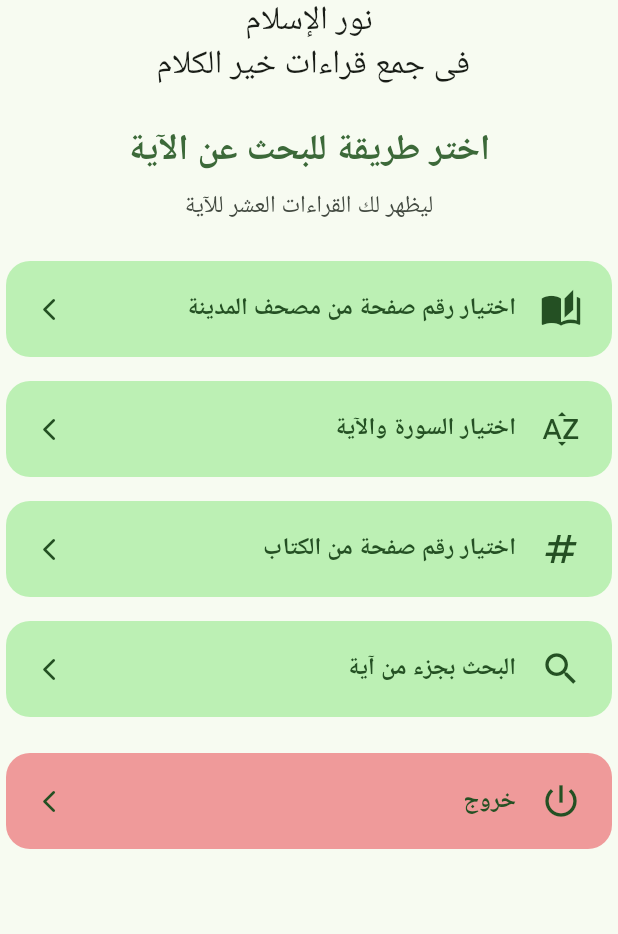
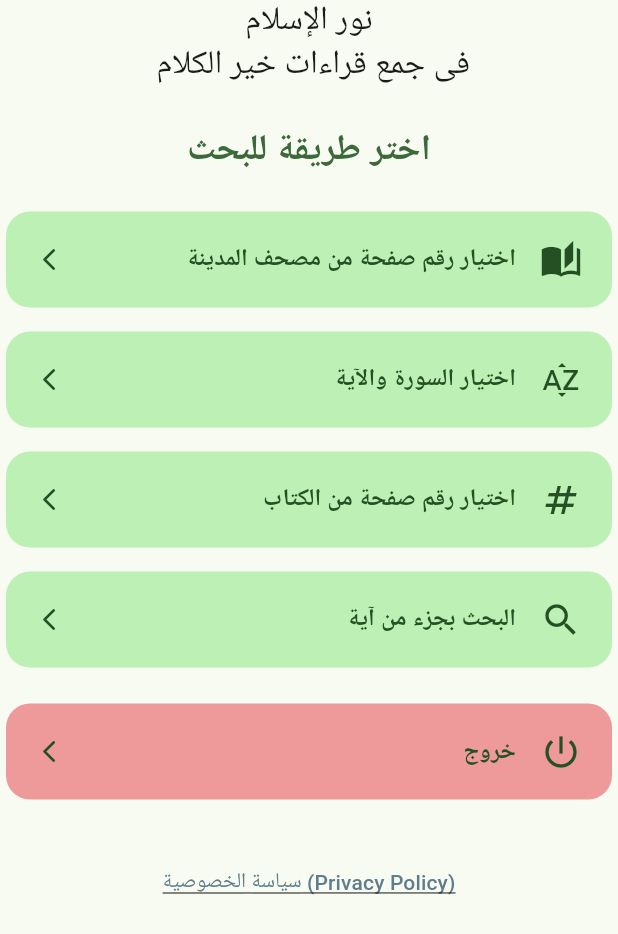
Before and after one commit to mhussin2023/nour_alislam, a Flutter app: the screen it shows after launch, on a phone screen of 412 x 824 dp. Shown: the top 934 px of the screen. Run offline on Flutter 3.47's test engine with Material 3 defaults, Android fonts, the phone set to English and light mode, and no system bars; our stand-ins replace flutter_screenutil; missing offline and left inert: qcf_quran.

Commit message:
release edition no errors priv policy

```diff
--- a/lib/StartUpPage.dart
+++ b/lib/StartUpPage.dart
@@ -2,12 +2,10 @@ import 'package:flutter/material.dart';
 import 'package:flutter/services.dart';
 import 'package:flutter_screenutil/flutter_screenutil.dart';
 import 'package:nour_alislam/partAndPageSelector.dart';
-import 'package:nour_alislam/png_viewer_page.dart';
 import 'package:nour_alislam/searchByAyaPart.dart';
 import 'package:nour_alislam/surah_index_page.dart';
-import 'package:qcf_quran/qcf_quran.dart';
+import 'package:url_launcher/url_launcher.dart';
 import '1_chooseAyaFromMushaf.dart';
-import 'package:flutter_screenutil/flutter_screenutil.dart';
 
 class StartUpPage extends StatefulWidget {
   const StartUpPage({super.key});
@@ -83,17 +81,10 @@ class _StartUpPageState extends State<StartUpPage> {
             children: [
               const SizedBox(height: 24),
               Text(
-                'اختر طريقة للبحث عن الآية',
+                'اختر طريقة للبحث',
                 style: theme.textTheme.headlineSmall?.copyWith(
                   fontWeight: FontWeight.bold,
                   color: theme.colorScheme.primary,
-                ),
-              ),
-              const SizedBox(height: 8),
-              Text(
-                'ليظهر لك القراءات العشر للآية',
-                style: theme.textTheme.bodyLarge?.copyWith(
-                  color: theme.colorScheme.onSurfaceVariant,
                 ),
               ),
               const SizedBox(height: 24),
@@ -188,6 +179,23 @@ class _StartUpPageState extends State<StartUpPage> {
                   onTap: _exitApp,
                 ),
               ),
+              const SizedBox(height: 32),
+              TextButton(
+                onPressed: () async {
+                  final Uri url = Uri.parse(
+                      'https://www.termsfeed.com/live/2cd9718d-11e2-46c1-a031-f5e633baa924'); // TODO: Replace with your actual privacy policy URL
+                  if (!await launchUrl(url)) {
+                    throw Exception('Could not launch $url');
+                  }
+                },
+                child: const Text(
+                  'سياسة الخصوصية (Privacy Policy)',
+                  style: TextStyle(
+                    decoration: TextDecoration.underline,
+                    color: Colors.blueGrey,
+                  ),
+                ),
+              ),
               const SizedBox(height: 24),
             ],
           ),
--- a/lib/main.dart
+++ b/lib/main.dart
@@ -3,6 +3,8 @@ import 'package:flutter_screenutil/flutter_screenutil.dart';
 import 'package:qcf_quran/qcf_quran.dart';
 
 import 'StartUpPage.dart';
+//privacy policy page
+// https://www.termsfeed.com/live/2cd9718d-11e2-46c1-a031-f5e633baa924
 
 void main() {
   WidgetsFlutterBinding.ensureInitialized();
```
Also changed, not shown: pubspec.yaml (+15 -0 lines), assets/icons/nour_islam.png (added), lib/generated/assets.dart, pubspec.lock, 10 other files.
